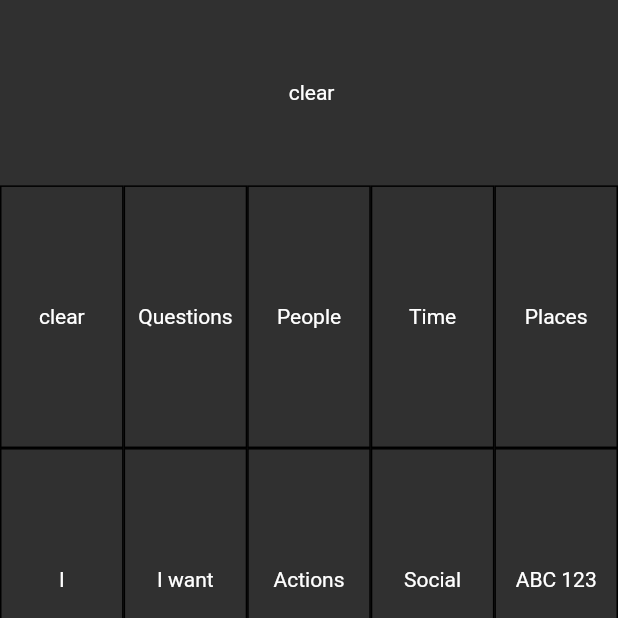
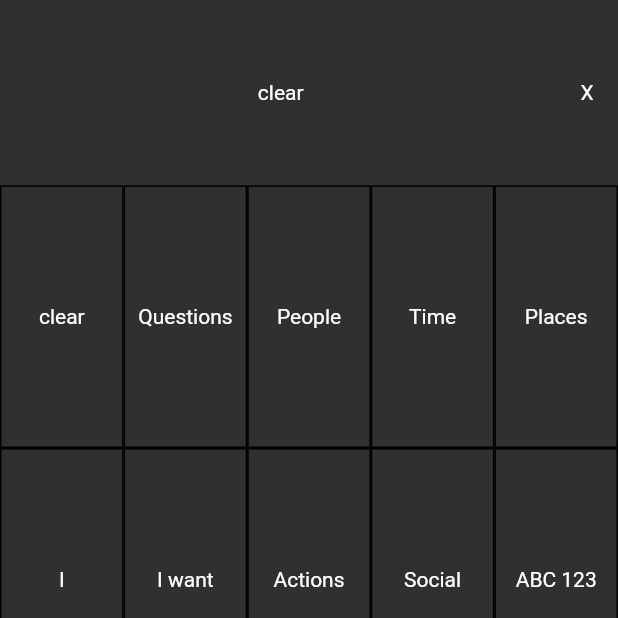
Before and after one commit to leoswords/app, a Flutter app: the screen it shows after launch, after a tap on "clear", on a phone screen of 412 x 824 dp, the top half of it. Run offline on Flutter 3.47's test engine with Material 2 defaults, Android fonts, the light colour scheme and no system bars; our stand-ins replace flutter_tts.

Commit message:
basic delete button

```diff
--- a/lib/app.dart
+++ b/lib/app.dart
@@ -25,13 +25,32 @@ class _App extends State<App> {
   @override
   Widget build(BuildContext context) {
     var bar = Row(children: [
-      Expanded(
+      Flexible(
+          flex: 90,
           child: GestureDetector(
               behavior: HitTestBehavior.translucent,
               child: Center(child: Text(_message)),
               onTap: () => {
-                    if (_message.isNotEmpty) {flutterTts.speak(_message)}
-                  }))
+                    if (_message.trim().isNotEmpty) {flutterTts.speak(_message)}
+                  })),
+      Flexible(
+          flex: 10,
+          child: GestureDetector(
+            behavior: HitTestBehavior.translucent,
+            child: const Center(child: Text('X')),
+            onTap: () {
+              setState(() {
+                var words = _message.split(RegExp(r'\s+'));
+                words.removeLast();
+                _message = words.join(" ");
+              });
+            },
+            onLongPress: () {
+              setState(() {
+                _message = "";
+              });
+            },
+          ))
     ]);
     var pageWidget = p.PageWidget(_onTouch, getPage());
     //return pageWidget;
```
